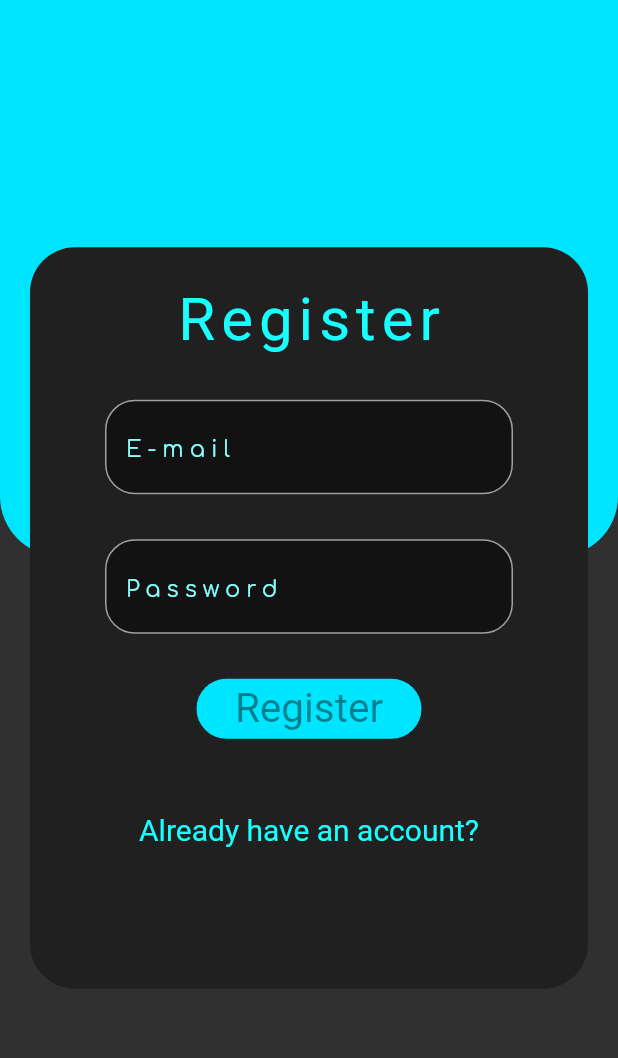
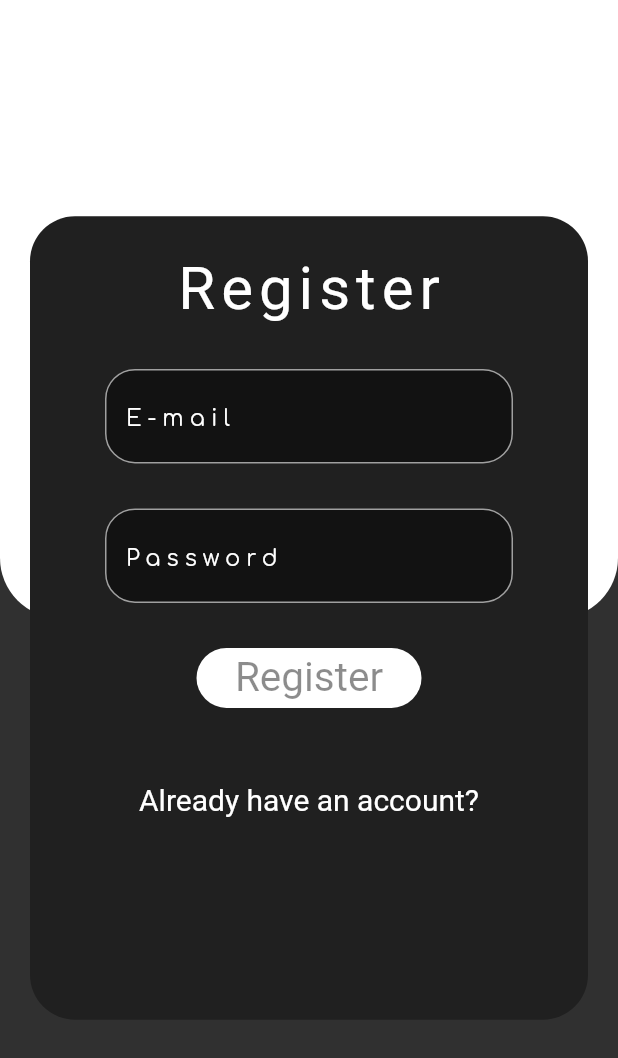
Before and after one commit to ompatel11/todolistApp, a Flutter app: the DefaultScreen screen opened by its route, after a tap on the "power settings new" icon, after a tap on "Sign In", after a tap on "Don't have an account?", on a phone screen of 412 x 824 dp. Shown: the top 1058 px of the screen. Run offline on Flutter 3.47's test engine with Material 2 defaults, Android fonts, the phone set to English and light mode, and no system bars; our stand-ins replace cloud_firestore, firebase_auth, flutter_spinkit, font_awesome_flutter, google_fonts; accounts and stored records are empty; Roboto replaces fonts that are missing (Galada).

Commit message:
Added task bgcolor for users.

```diff
--- a/todo/lib/Screens/home/home.dart
+++ b/todo/lib/Screens/home/home.dart
@@ -26,21 +26,23 @@ class _DefaultScreenState extends State<DefaultScreen> {
           backgroundColor: Colors.black54,
           title: Text("ToDo List",
           style: GoogleFonts.roboto(
-            color: Colors.cyanAccent[100],
+            color: Colors.white,
             fontSize: 34,
-            fontWeight: FontWeight.bold,
+            fontWeight: FontWeight.w400,
           ),),
           iconTheme: IconThemeData(
             color: Colors.black
           ),
           actions: [
-            IconButton(icon:Icon(Icons.power_settings_new,size:30,color: Colors.cyanAccent[100]),
+            IconButton(icon:Icon(Icons.power_settings_new,size:30,color: Colors.white),
+            tooltip: "Sign Out",
             onPressed: () async {
               await _auth.signOut();
               Navigator.of(context).popAndPushNamed('/login');
             }),
             IconButton(
-            icon: Icon(Icons.add,size: 40,color: Colors.cyanAccent[100],),
+            icon: Icon(Icons.add,size: 40,color: Colors.white,),
+            tooltip: "Add Task",
             onPressed: () {
               Navigator.popAndPushNamed(context, '/new_task');
             },
@@ -49,8 +51,8 @@ class _DefaultScreenState extends State<DefaultScreen> {
         ),
         floatingActionButton: FloatingActionButton(
           tooltip: "Clear All",
-          backgroundColor: Colors.cyanAccent[100],
-          child: Icon(Icons.clear_all,size: 30,color: Colors.black87,),
+          backgroundColor: Color(0xff101010),
+          child: Icon(Icons.clear_all,size: 35,color: Colors.white,),
           onPressed: () async {
             final uid = (await _auth.currentUser()).uid;
             await DatabaseService(uid: uid).deleteAllTasks();
@@ -85,6 +87,7 @@ class _DefaultScreenState extends State<DefaultScreen> {
  Widget buildTaskCard(BuildContext context, DocumentSnapshot task) {
     return new Container(
       child: Card(
+        color:  Color(int.parse(task['taskcolor'])),
         child: Padding(
           padding: const EdgeInsets.all(16.0),
           child: Column(
@@ -93,6 +96,7 @@ class _DefaultScreenState extends State<DefaultScreen> {
                 padding: const EdgeInsets.only(top: 8.0),
                 child: Row(children: <Widget>[
                   Text(task['title']==null? "N/A":task['title'], style: new TextStyle(fontSize: 28.0),),
+
                 ]),
               ),
              Padding(
@@ -101,7 +105,25 @@ class _DefaultScreenState extends State<DefaultScreen> {
                   child: Row(
                     children: <Widget>[
                       Flexible(child: Text(task['descp'], style: new TextStyle(fontSize: 20.0),softWrap: true,)),
-                      IconButton(icon:FaIcon(FontAwesomeIcons.trash),
+                    ],
+                  ),
+                ),
+
+              ),
+             Column(
+               children: [
+                 Row(
+                   mainAxisAlignment: MainAxisAlignment.end,
+                   children: [
+                     Padding(
+                    padding:  EdgeInsets.only(left:MediaQuery.of(context).size.width * 0.05),
+                    child: IconButton(icon:FaIcon(FontAwesomeIcons.edit),
+                        onPressed: () {}
+                        ),
+                  ),
+                  Padding(
+                    padding:EdgeInsets.only(left:MediaQuery.of(context).size.width * 0.01) ,
+                    child: IconButton(icon:FaIcon(FontAwesomeIcons.trash),
                         onPressed: () async{
                           final FirebaseAuth _auth = FirebaseAuth.instance;
                           final uid = (await _auth.currentUser()).uid;
@@ -109,9 +131,10 @@ class _DefaultScreenState extends State<DefaultScreen> {
                          await DatabaseService(uid: uid).deleteTask(task['title']);
                          print("Done");
                         },),
+                  )
                    ],
-                  ),
-                ),
+                 )
+               ],
              )
             ],
           ),
--- a/todo/lib/Screens/login.dart
+++ b/todo/lib/Screens/login.dart
@@ -26,9 +26,9 @@ class _SignInState extends State<SignIn> {
               child: Container(
                 decoration: BoxDecoration(
                   borderRadius: BorderRadius.only(bottomLeft: Radius.circular(40),bottomRight: Radius.circular(40)),
-                  color: Colors.cyanAccent[400],
+                  color: Colors.white,
                 ),
-                height: MediaQuery.of(context).size.height * 0.45,
+                height: MediaQuery.of(context).size.height * 0.5,
 
               ),
             ),
@@ -53,7 +53,7 @@ class _SignInState extends State<SignIn> {
                 Text(
                   'Sign In',
                   style: GoogleFonts.galada(
-                      color: Colors.cyanAccent,
+                      color: Colors.white,
                       fontSize: 40.0,
                       letterSpacing: 4.0,
                       fontWeight: FontWeight.w400),
@@ -70,12 +70,12 @@ class _SignInState extends State<SignIn> {
                             hintText: 'E-mail',
                             hintStyle: GoogleFonts.comfortaa(
                             fontSize: 15.0,
-                            color: Colors.cyanAccent[100],
+                            color: Colors.white,
                            letterSpacing: 4.0
                            ),
                   ),
                   style: TextStyle(
-                    fontSize: 20.0, color: Colors.cyanAccent[100]),
+                    fontSize: 20.0, color: Colors.white),
                   validator: (val) => val.isEmpty ? 'Enter an email' : null,
                   onChanged: (val) {
                     setState(() => email = val);
@@ -85,7 +85,7 @@ class _SignInState extends State<SignIn> {
 
                 TextFormField(
                   style: TextStyle(
-                      fontSize: 20.0, color: Colors.cyanAccent[100]),
+                      fontSize: 20.0, color: Colors.white),
                   decoration: InputDecoration(
                         border: OutlineInputBorder(
                           borderRadius:BorderRadius.all(Radius.circular(20.0))),
@@ -94,7 +94,7 @@ class _SignInState extends State<SignIn> {
                     hintText: 'Password',
                     hintStyle: GoogleFonts.comfortaa(
                         fontSize: 15.0,
-                        color: Colors.cyanAccent[100],
+                        color: Colors.white,
                         letterSpacing: 4.0),
                 ),
                   obscureText: true,
@@ -123,7 +123,7 @@ class _SignInState extends State<SignIn> {
                               width: 150.0,
                               height: 40.0,
                               decoration: BoxDecoration(
-                                color: Colors.cyanAccent[400],
+                                color: Colors.white,
                                 borderRadius: BorderRadius.all(
                                   Radius.circular(30.0),
                                 ),
@@ -132,7 +132,7 @@ class _SignInState extends State<SignIn> {
                                 child: Text(
                                   'Sign In',
                                   style: GoogleFonts.galada(
-                                      fontSize: 27.0, color: Colors.black45),
+                                      fontSize: 27.0, color: Colors.black54),
                                 ),
                               ),
                             ),
@@ -148,7 +148,7 @@ class _SignInState extends State<SignIn> {
                     "Don't have an account?",
                     style: GoogleFonts.roboto(
                       fontSize: 20,
-                      color: Colors.cyanAccent
+                      color: Colors.white
                     ),
                   ),
                 )
--- a/todo/lib/Screens/sign_in.dart
+++ b/todo/lib/Screens/sign_in.dart
@@ -28,9 +28,9 @@ class _RegisterState extends State<Register> {
             child: Container(
                 decoration: BoxDecoration(
                   borderRadius: BorderRadius.only(bottomLeft: Radius.circular(40),bottomRight: Radius.circular(40)),
-                  color: Colors.cyanAccent[400],
+                  color: Colors.white,
                 ),
-                height: MediaQuery.of(context).size.height * 0.45,
+                height: MediaQuery.of(context).size.height * 0.5,
 
               ),
             ),
@@ -39,7 +39,7 @@ class _RegisterState extends State<Register> {
             child: Padding(
               padding: const EdgeInsets.symmetric(horizontal: 20.0),
               child: Container(
-                height: MediaQuery.of(context).size.height * 0.6,
+                height: MediaQuery.of(context).size.height * 0.65,
                   decoration: BoxDecoration(
                     borderRadius: BorderRadius.all(Radius.circular(30)),
                     color: Color(0xff202020),
@@ -53,7 +53,7 @@ class _RegisterState extends State<Register> {
               Text(
                   'Register',
                   style: GoogleFonts.galada(
-                      color: Colors.cyanAccent,
+                      color: Colors.white,
                       fontSize: 40.0,
                       letterSpacing: 4.0,
                       fontWeight: FontWeight.w400),
@@ -63,29 +63,35 @@ class _RegisterState extends State<Register> {
                   ),
               TextFormField(
                   style: TextStyle(
-                  fontSize: 20.0, color: Colors.cyanAccent[100]),
+                  fontSize: 20.0, color: Colors.white),
                   validator: (val) => val.isEmpty ? 'Enter an email' : null,
                   onChanged: (val){
                     setState(()=> password= val);
                   },
                   decoration: InputDecoration(
+
                       border: OutlineInputBorder(
+                          borderSide: BorderSide(
+                          color: Colors.white
+                          ),
                           borderRadius:BorderRadius.all(Radius.circular(20.0))),
                           fillColor: Colors.black45,
                           filled: true,
                           hintText: 'E-mail',
                           hintStyle: GoogleFonts.comfortaa(
                           fontSize: 15.0,
-                          color: Colors.cyanAccent[100],
-                         letterSpacing: 4.0
+                          color: Colors.white,
+                          letterSpacing: 4.0
                          ),
-              )
+                    ),
+
               ),
+
               SizedBox(height: 30.0),
               TextFormField(
                   obscureText: true,
                   style: TextStyle(
-                    fontSize: 20.0, color: Colors.cyanAccent[100]),
+                    fontSize: 20.0, color: Colors.white),
                   onChanged: (val) {
                       setState(() => password = val);
                                   },
@@ -98,7 +104,7 @@ class _RegisterState extends State<Register> {
                   hintText: 'Password',
                   hintStyle: GoogleFonts.comfortaa(
                       fontSize: 15.0,
-                      color: Colors.cyanAccent[100],
+                      color: Colors.white,
                       letterSpacing: 4.0),
               )),
               SizedBox(height: 30.0),
@@ -119,7 +125,7 @@ class _RegisterState extends State<Register> {
                               width: 150.0,
                               height: 40.0,
                               decoration: BoxDecoration(
-                                color: Colors.cyanAccent[400],
+                                color: Colors.white,
                                 borderRadius: BorderRadius.all(
                                   Radius.circular(30.0),
                                 ),
@@ -143,7 +149,7 @@ class _RegisterState extends State<Register> {
                     "Already have an account?",
                     style: GoogleFonts.roboto(
                       fontSize: 20,
-                      color: Colors.cyanAccent
+                      color: Colors.white
                     ),
                   ),
                 )
--- a/todo/lib/models/user.dart
+++ b/todo/lib/models/user.dart
@@ -2,5 +2,6 @@ class User{
   final String uid;
   final String time;
   final String descp;
-  User({this.uid, this.time, this.descp});
+  final String taskcolor;
+  User({this.uid, this.time, this.descp, this.taskcolor});
 }
--- a/todo/lib/services/database.dart
+++ b/todo/lib/services/database.dart
@@ -12,11 +12,12 @@ class DatabaseService {
   };
     return await Firestore.instance.collection("users").document(uid).collection('task').add(data);
   }
-  Future addTask(String title, String time, String descp) async{
+  Future addTask(String title, String time, String descp, String taskcolor) async{
     Map<String, String> data = <String, String>{
       'title': title,
       'time': time,
-      'descp': descp
+      'descp': descp,
+      'taskcolor': taskcolor
   };
     return await Firestore.instance.collection("users").document(uid).collection("tasks").document(title).setData(data);
   }
```
Also changed, not shown: todo/lib/Screens/add_task.dart (+30 -5 lines). Lines whose indentation alone changed are shown as unchanged.
